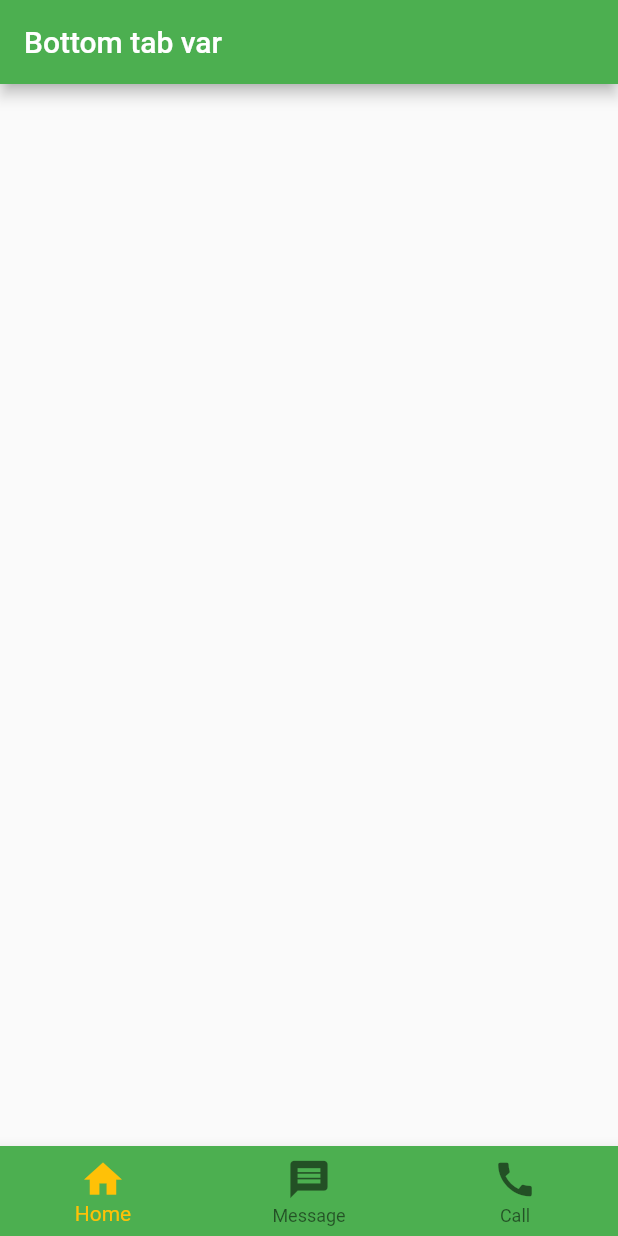
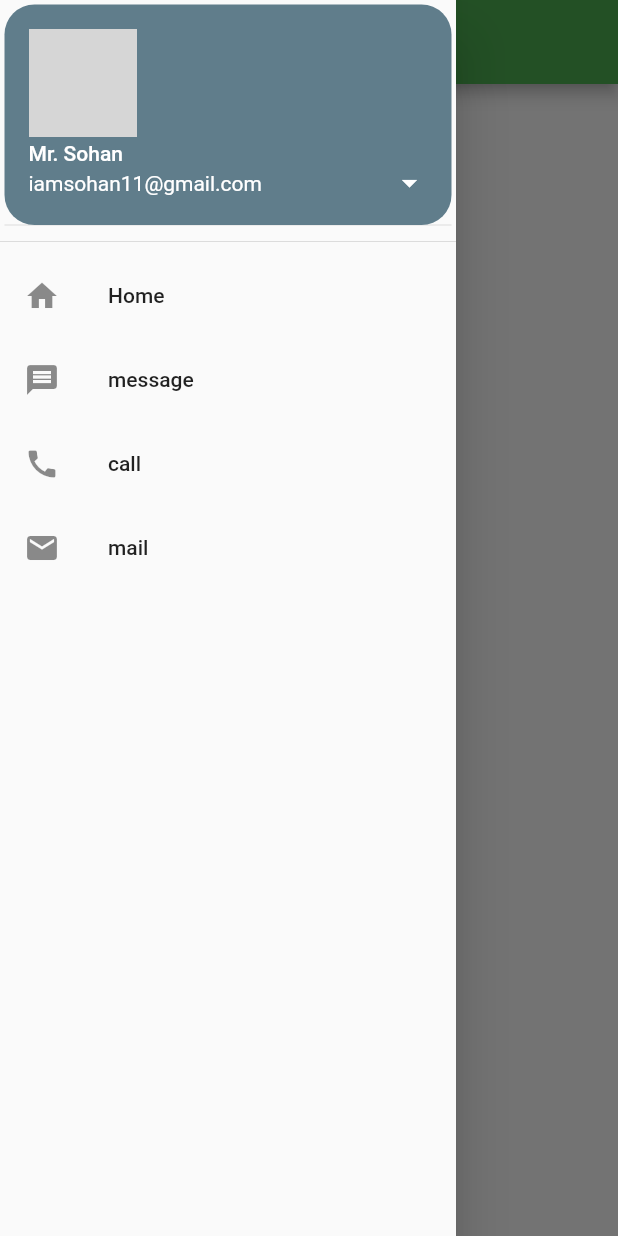
Before and after one commit to MrSohan10/Flutter-Rabbil-Sir, a Flutter app: the screen it shows after launch, with the side drawer open (before the commit the screen has no drawer), on a phone screen of 412 x 824 dp. Run offline on Flutter 3.47's test engine with Material 2 defaults, Android fonts, the phone set to English and light mode, and no system bars; network calls fail; grey boxes are pictures that could not be loaded.

Commit message:
some practice navigation drawer

```diff
--- a/lib/home_page.dart
+++ b/lib/home_page.dart
@@ -12,29 +12,54 @@ class HomePage extends StatelessWidget {
   Widget build(BuildContext context) {
     return Scaffold(
       appBar: AppBar(
-        title: Text("Bottom tab var"),
+        title: Text("Navigation drawer"),
       ),
-      bottomNavigationBar: BottomNavigationBar(
-        currentIndex: _selectedIndex,
-        iconSize: 30,
-        backgroundColor: Colors.green,
-        selectedItemColor: Colors.amber,
-        items: [
-          BottomNavigationBarItem(icon: Icon(Icons.home), label: 'Home'),
-          BottomNavigationBarItem(icon: Icon(Icons.message), label: 'Message'),
-          BottomNavigationBarItem(icon: Icon(Icons.call), label: 'Call'),
-        ],
-        onTap: (int index) {
-          if (index == 0) {
-            mySnackbar("Sohan", context);
-          }
-          if (index == 1) {
-            mySnackbar("rabby", context);
-          }
-          if (index == 2) {
-            mySnackbar("Sabbir", context);
-          }
-        },
+      drawer: Drawer(
+        child: ListView(
+          children: [
+            DrawerHeader(
+                padding: EdgeInsets.all(3),
+                child: UserAccountsDrawerHeader(
+                  decoration: BoxDecoration(
+                    color: Colors.blueGrey,
+                    borderRadius: BorderRadius.circular(20),
+                  ),
+                  accountName: Text('Mr. Sohan'),
+                  accountEmail: Text('iamsohan11@gmail.com'),
+                  currentAccountPicture: Image.network(
+                      "https://cdn.iconscout.com/icon/free/png-256/free-flutter-3628777-3030139.png?f=webp"),
+
+                onDetailsPressed: (){
+                    mySnackbar("i am drawer details", context);
+                },
+                )),
+            ListTile(
+                leading: Icon(Icons.home),
+                title: Text("Home"),
+                onTap: () {
+                  mySnackbar("i'm home", context);
+                }),
+            ListTile(
+                leading: Icon(Icons.message),
+                title: Text("message"),
+                onTap: () {
+                  mySnackbar("i'm message", context);
+                }),
+            ListTile(
+                leading: Icon(Icons.call),
+                title: Text("call"),
+                onTap: () {
+                  mySnackbar("i'm call", context);
+                }),
+            ListTile(
+              leading: Icon(Icons.mail),
+              title: Text("mail"),
+              onTap: () {
+                mySnackbar("i'm mail", context);
+              },
+            ),
+          ],
+        ),
       ),
     );
   }
```
